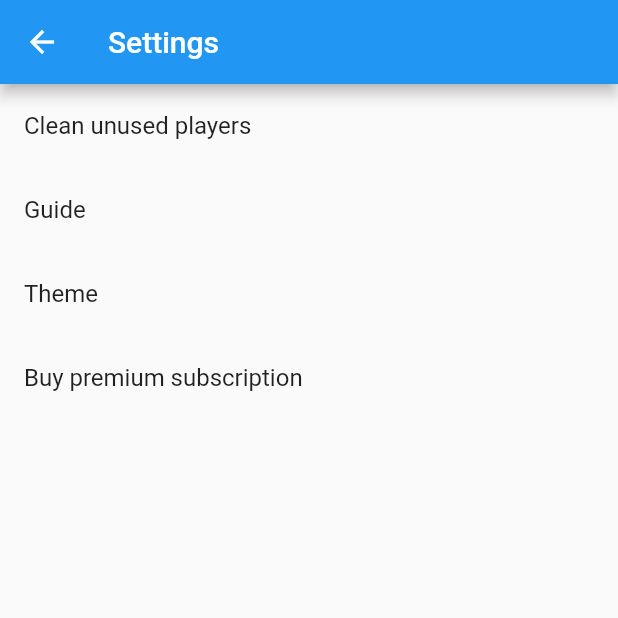
After one commit to Aroxoft/tagros-comptes, a Flutter app: the SettingsScreen screen opened by its route, on a phone screen of 412 x 824 dp, the top half of it. The commit adds this screen. Run offline on Flutter 3.47's test engine with Material 2 defaults, Android fonts, the phone set to English and light mode, and no system bars; our stand-ins replace another_flushbar, drift, flutter_hooks, flutter_slidable, flutter_typeahead, freezed_annotation and 4 more; missing offline and left inert: dart:ffi, sqlite3; accounts and stored records are empty; generated files the repository leaves out were written again.

Commit message:
[WIP] Add placeholders for new UI screens (theme, settings, guide, buy, cleanup players)

```diff
--- a/lib/l10n/intl_en.arb
+++ b/lib/l10n/intl_en.arb
@@ -119,5 +119,10 @@
         "type": "int"
       }
     }
-  }
+  },
+  "settingsTitle": "Settings",
+  "settingsCleanUnusedPlayers": "Clean unused players",
+  "settingsTheme": "Theme",
+  "settingsBuyPremium": "Buy premium subscription",
+  "settingsGuide": "Guide"
 }
--- a/lib/l10n/intl_fr.arb
+++ b/lib/l10n/intl_fr.arb
@@ -8,7 +8,6 @@
   "theDefense": "la défense",
   "points": "points",
   "addModifyOudler": "{count, plural, zero{ bout} one{ bout} other{ bouts}}",
-
   "addModifyBonus": "Bonus",
   "addModifyPoignee": "Poignée",
   "addModifyPetitAuBout": "Petit au bout",
@@ -44,5 +43,10 @@
   "successAddingGame": "Partie ajoutée avec succès",
   "tableNoData": "Pas d'information",
   "tableNoEntry": "Aucune partie",
-  "infoEntryString": "{prise} de {playerName} {withPlayers, select, onePlayer{(avec {player1})} twoPlayers{(avec {player1} et {player2})} other{tout seul}}, {points} points pour {campPoints}, {nbBouts, plural, zero{aucun bout} one{1 bout} other{{nbBouts} bouts}} pour {campPoints}."
+  "infoEntryString": "{prise} de {playerName} {withPlayers, select, onePlayer{(avec {player1})} twoPlayers{(avec {player1} et {player2})} other{tout seul}}, {points} points pour {campPoints}, {nbBouts, plural, zero{aucun bout} one{1 bout} other{{nbBouts} bouts}} pour {campPoints}.",
+  "settingsTitle": "Options",
+  "settingsCleanUnusedPlayers": "Faire du ménage dans les joueurs",
+  "settingsTheme": "Thème",
+  "settingsBuyPremium": "Acheter un abonnement premium",
+  "settingsGuide": "Guide"
 }
--- /dev/null
+++ b/lib/ui/settings_screen/settings_screen.dart
@@ -0,0 +1,48 @@
+import 'package:flutter/material.dart';
+import 'package:tagros_comptes/generated/l10n.dart';
+import 'package:tagros_comptes/ui/clean_players_screen/clean_players_screen.dart';
+import 'package:tagros_comptes/ui/guide_screen/guide_screen.dart';
+import 'package:tagros_comptes/ui/premium_screen/buy_screen.dart';
+import 'package:tagros_comptes/ui/theme_screen/theme_screen.dart';
+
+class SettingsScreen extends StatelessWidget {
+  const SettingsScreen({Key? key}) : super(key: key);
+  static const routeName = '/settings';
+
+  @override
+  Widget build(BuildContext context) {
+    return Scaffold(
+      appBar: AppBar(
+        title: Text(S.of(context).settingsTitle),
+      ),
+      body: ListView(
+        children: [
+          ListTile(
+            title: Text(S.of(context).settingsCleanUnusedPlayers),
+            onTap: () {
+              Navigator.of(context).pushNamed(CleanPlayersScreen.routeName);
+            },
+          ),
+          ListTile(
+            title: Text(S.of(context).settingsGuide),
+            onTap: () {
+              Navigator.of(context).pushNamed(GuideScreen.routeName);
+            },
+          ),
+          ListTile(
+            title: Text(S.of(context).settingsTheme),
+            onTap: () {
+              Navigator.of(context).pushNamed(ThemeScreen.routeName);
+            },
+          ),
+          ListTile(
+            title: Text(S.of(context).settingsBuyPremium),
+            onTap: () {
+              Navigator.of(context).pushNamed(BuyScreen.routeName);
+            },
+          ),
+        ],
+      ),
+    );
+  }
+}
```
Also changed, not shown: lib/main.dart (+11 -3 lines), lib/ui/clean_players_screen/clean_players_screen.dart (added, +11 -0 lines), lib/ui/guide_screen/guide_screen.dart (added, +10 -0 lines), lib/ui/premium_screen/buy_screen.dart (added, +12 -0 lines), lib/ui/theme_screen/theme_screen.dart (added, +10 -0 lines).
